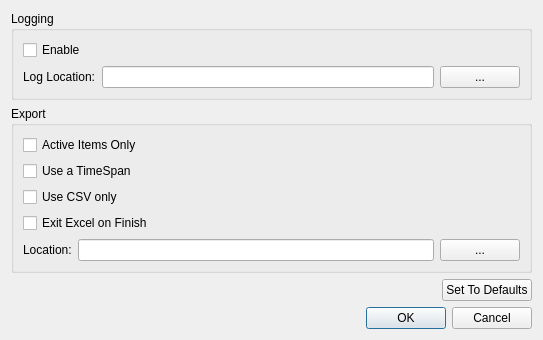
Old version of the form src/applications/epm-viewer/PreferencesDialog.ui in the repository qualcomm/qcom-embedded-power-measurement.
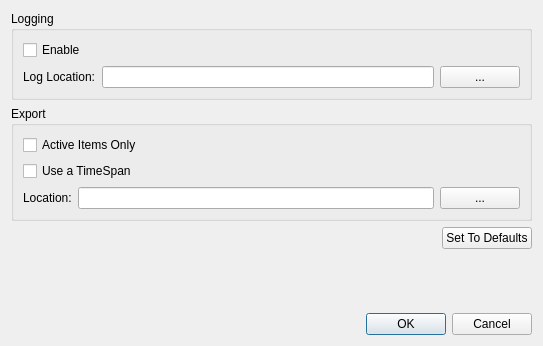
New version of the form.

Commit message: Remove Excel export support from EPM Viewer

```diff
--- a/src/applications/epm-viewer/PreferencesDialog.ui
+++ b/src/applications/epm-viewer/PreferencesDialog.ui
@@ -10,7 +10,7 @@
     <x>0</x>
     <y>0</y>
     <width>543</width>
-    <height>334</height>
+    <height>346</height>
    </rect>
   </property>
   <property name="contextMenuPolicy">
@@ -80,20 +80,6 @@
         </property>
        </widget>
       </item>
-      <item>
-       <widget class="QCheckBox" name="_useCSVCheckbox">
-        <property name="text">
-         <string>Use CSV only</string>
-        </property>
-       </widget>
-      </item>
-      <item>
-       <widget class="QCheckBox" name="_exitExcelCB">
-        <property name="text">
-         <string>Exit Excel on Finish</string>
-        </property>
-       </widget>
-      </item>
       <item>
        <layout class="QHBoxLayout" name="horizontalLayout_3">
         <item>
```
Left out of the diff: 12 changed lines with no effect on the pictures. The commit also changes 14 other files.
